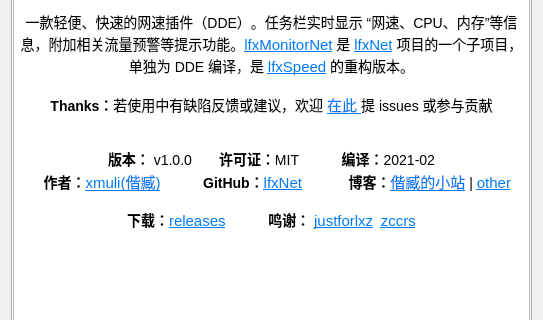
Qt form dde-dock-plugin/WinDdeDockSetting.ui (XMuli/NetSpeed) before a commit; both pictures show x 0 to 543 and y 161 to 481 of the 543 by 669 pixel window.
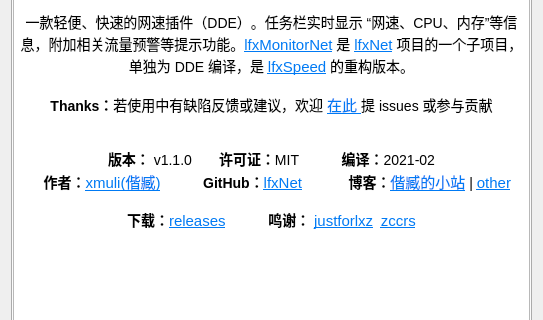
The same form after that commit. The open tabs and pages were chosen to show the change. Icons and pictures are not drawn.

Commit message: feat: Modify version tag number

What changed in the file:
```diff
--- a/dde-dock-plugin/WinDdeDockSetting.ui
+++ b/dde-dock-plugin/WinDdeDockSetting.ui
@@ -978,7 +978,7 @@
 &lt;p align=&quot;center&quot; style=&quot; margin-top:0px; margin-bottom:0px; margin-left:0px; margin-right:0px; -qt-block-indent:0; text-indent:0px;&quot;&gt;&lt;span style=&quot; font-weight:600;&quot;&gt;Thanks：&lt;/span&gt;若使用中有缺陷反馈或建议，欢迎 &lt;a href=&quot;https://github.com/xmuli/lfxNet/issues&quot;&gt;&lt;span style=&quot; font-size:11pt; text-decoration: underline; color:#007af4;&quot;&gt;在此 &lt;/span&gt;&lt;/a&gt;提 issues 或参与贡献&lt;/p&gt;
 &lt;p align=&quot;center&quot; style=&quot;-qt-paragraph-type:empty; margin-top:0px; margin-bottom:0px; margin-left:0px; margin-right:0px; -qt-block-indent:0; text-indent:0px;&quot;&gt;&lt;br /&gt;&lt;/p&gt;
 &lt;p align=&quot;center&quot; style=&quot;-qt-paragraph-type:empty; margin-top:0px; margin-bottom:0px; margin-left:0px; margin-right:0px; -qt-block-indent:0; text-indent:0px;&quot;&gt;&lt;br /&gt;&lt;/p&gt;
-&lt;p align=&quot;center&quot; style=&quot; margin-top:0px; margin-bottom:0px; margin-left:0px; margin-right:0px; -qt-block-indent:0; text-indent:0px;&quot;&gt;&lt;span style=&quot; font-weight:600;&quot;&gt;版本： &lt;/span&gt;v1.0.0 &lt;span style=&quot; font-weight:600;&quot;&gt;      许可证：&lt;/span&gt;MIT&lt;span style=&quot; font-weight:600;&quot;&gt;           编译：&lt;/span&gt;2021-02&lt;/p&gt;
+&lt;p align=&quot;center&quot; style=&quot; margin-top:0px; margin-bottom:0px; margin-left:0px; margin-right:0px; -qt-block-indent:0; text-indent:0px;&quot;&gt;&lt;span style=&quot; font-weight:600;&quot;&gt;版本： &lt;/span&gt;v1.1.0 &lt;span style=&quot; font-weight:600;&quot;&gt;      许可证：&lt;/span&gt;MIT&lt;span style=&quot; font-weight:600;&quot;&gt;           编译：&lt;/span&gt;2021-02&lt;/p&gt;
 &lt;p align=&quot;center&quot; style=&quot; margin-top:0px; margin-bottom:0px; margin-left:0px; margin-right:0px; -qt-block-indent:0; text-indent:0px;&quot;&gt;&lt;span style=&quot; font-weight:600;&quot;&gt;    作者：&lt;/span&gt;&lt;a href=&quot;https://github.com/xmuli&quot;&gt;&lt;span style=&quot; font-size:11pt; text-decoration: underline; color:#007af4;&quot;&gt;xmuli(偕臧)&lt;/span&gt;&lt;/a&gt;&lt;span style=&quot; font-weight:600;&quot;&gt;           GitHub：&lt;/span&gt;&lt;a href=&quot;https://github.com/xmuli/lfxNet&quot;&gt;&lt;span style=&quot; font-size:11pt; text-decoration: underline; color:#007af4;&quot;&gt;lfxNet&lt;/span&gt;&lt;/a&gt;&lt;span style=&quot; font-weight:600;&quot;&gt;            博客：&lt;/span&gt;&lt;a href=&quot;https://xmuli.tech&quot;&gt;&lt;span style=&quot; font-size:11pt; text-decoration: underline; color:#007af4;&quot;&gt;偕臧的小站&lt;/span&gt;&lt;/a&gt; | &lt;a href=&quot;https://xmuli.blog.csdn.net/&quot;&gt;&lt;span style=&quot; font-size:11pt; text-decoration: underline; color:#007af4;&quot;&gt;other&lt;/span&gt;&lt;/a&gt; &lt;/p&gt;
 &lt;p align=&quot;center&quot; style=&quot;-qt-paragraph-type:empty; margin-top:0px; margin-bottom:0px; margin-left:0px; margin-right:0px; -qt-block-indent:0; text-indent:0px;&quot;&gt;&lt;br /&gt;&lt;/p&gt;
 &lt;p align=&quot;center&quot; style=&quot; margin-top:0px; margin-bottom:0px; margin-left:0px; margin-right:0px; -qt-block-indent:0; text-indent:0px;&quot;&gt;&lt;span style=&quot; font-weight:600;&quot;&gt;下载：&lt;/span&gt;&lt;a href=&quot;https://github.com/xmuli/lfxNet/releases&quot;&gt;&lt;span style=&quot; font-size:11pt; text-decoration: underline; color:#007af4;&quot;&gt;releases&lt;/span&gt;&lt;/a&gt;&lt;span style=&quot; font-weight:600;&quot;&gt;           鸣谢： &lt;/span&gt;&lt;a href=&quot;https://blog.justforlxz.com/&quot;&gt;&lt;span style=&quot; font-size:11pt; text-decoration: underline; color:#007af4;&quot;&gt;justforlxz&lt;/span&gt;&lt;/a&gt;&lt;span style=&quot; font-weight:600;&quot;&gt;  &lt;/span&gt;&lt;a href=&quot;https://github.com/zccrs&quot;&gt;&lt;span style=&quot; font-size:11pt; text-decoration: underline; color:#007af4;&quot;&gt;zccrs&lt;/span&gt;&lt;/a&gt;&lt;/p&gt;
```
Left out of the diff: 2 changed lines with no effect on the pictures.
